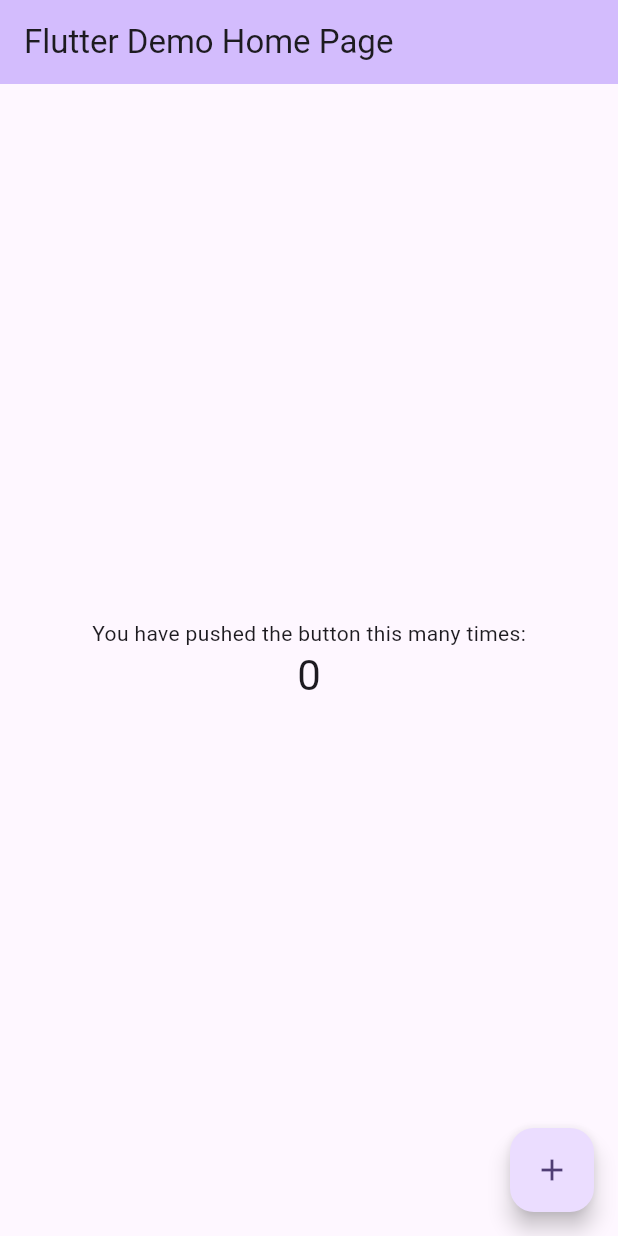
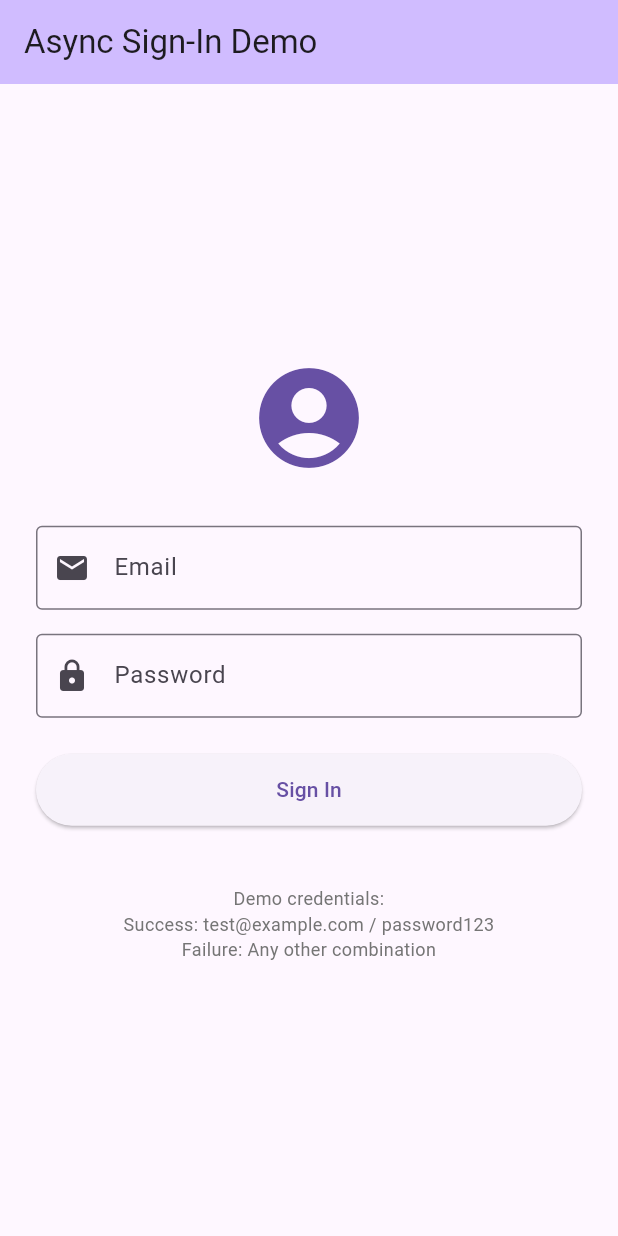
Before and after one commit to acto-acto/sign_in_app, a Flutter app: the screen it shows after launch, on a phone screen of 412 x 824 dp. Run offline on Flutter 3.47's test engine with Material 3 defaults, Android fonts, the phone set to English and light mode, and no system bars.

Commit message:
Implement sign-in functionality with user authentication and status messaging

```diff
--- a/lib/main.dart
+++ b/lib/main.dart
@@ -1,122 +1,17 @@
 import 'package:flutter/material.dart';
+import 'screens/sign_in_screen.dart';
 
 void main() {
-  runApp(const MyApp());
+  runApp(MyApp());
 }
 
 class MyApp extends StatelessWidget {
-  const MyApp({super.key});
-
-  // This widget is the root of your application.
   @override
   Widget build(BuildContext context) {
     return MaterialApp(
-      title: 'Flutter Demo',
-      theme: ThemeData(
-        // This is the theme of your application.
-        //
-        // TRY THIS: Try running your application with "flutter run". You'll see
-        // the application has a purple toolbar. Then, without quitting the app,
-        // try changing the seedColor in the colorScheme below to Colors.green
-        // and then invoke "hot reload" (save your changes or press the "hot
-        // reload" button in a Flutter-supported IDE, or press "r" if you used
-        // the command line to start the app).
-        //
-        // Notice that the counter didn't reset back to zero; the application
-        // state is not lost during the reload. To reset the state, use hot
-        // restart instead.
-        //
-        // This works for code too, not just values: Most code changes can be
-        // tested with just a hot reload.
-        colorScheme: ColorScheme.fromSeed(seedColor: Colors.deepPurple),
-      ),
-      home: const MyHomePage(title: 'Flutter Demo Home Page'),
+      title: 'Async Sign-In Demo',
+      theme: ThemeData(primarySwatch: Colors.blue, useMaterial3: true),
+      home: SignInScreen(),
     );
   }
 }
-
-class MyHomePage extends StatefulWidget {
-  const MyHomePage({super.key, required this.title});
-
-  // This widget is the home page of your application. It is stateful, meaning
-  // that it has a State object (defined below) that contains fields that affect
-  // how it looks.
-
-  // This class is the configuration for the state. It holds the values (in this
-  // case the title) provided by the parent (in this case the App widget) and
-  // used by the build method of the State. Fields in a Widget subclass are
-  // always marked "final".
-
-  final String title;
-
-  @override
-  State<MyHomePage> createState() => _MyHomePageState();
-}
-
-class _MyHomePageState extends State<MyHomePage> {
-  int _counter = 0;
-
-  void _incrementCounter() {
-    setState(() {
-      // This call to setState tells the Flutter framework that something has
-      // changed in this State, which causes it to rerun the build method below
-      // so that the display can reflect the updated values. If we changed
-      // _counter without calling setState(), then the build method would not be
-      // called again, and so nothing would appear to happen.
-      _counter++;
-    });
-  }
-
-  @override
-  Widget build(BuildContext context) {
-    // This method is rerun every time setState is called, for instance as done
-    // by the _incrementCounter method above.
-    //
-    // The Flutter framework has been optimized to make rerunning build methods
-    // fast, so that you can just rebuild anything that needs updating rather
-    // than having to individually change instances of widgets.
-    return Scaffold(
-      appBar: AppBar(
-        // TRY THIS: Try changing the color here to a specific color (to
-        // Colors.amber, perhaps?) and trigger a hot reload to see the AppBar
-        // change color while the other colors stay the same.
-        backgroundColor: Theme.of(context).colorScheme.inversePrimary,
-        // Here we take the value from the MyHomePage object that was created by
-        // the App.build method, and use it to set our appbar title.
-        title: Text(widget.title),
-      ),
-      body: Center(
-        // Center is a layout widget. It takes a single child and positions it
-        // in the middle of the parent.
-        child: Column(
-          // Column is also a layout widget. It takes a list of children and
-          // arranges them vertically. By default, it sizes itself to fit its
-          // children horizontally, and tries to be as tall as its parent.
-          //
-          // Column has various properties to control how it sizes itself and
-          // how it positions its children. Here we use mainAxisAlignment to
-          // center the children vertically; the main axis here is the vertical
-          // axis because Columns are vertical (the cross axis would be
-          // horizontal).
-          //
-          // TRY THIS: Invoke "debug painting" (choose the "Toggle Debug Paint"
-          // action in the IDE, or press "p" in the console), to see the
-          // wireframe for each widget.
-          mainAxisAlignment: MainAxisAlignment.center,
-          children: <Widget>[
-            const Text('You have pushed the button this many times:'),
-            Text(
-              '$_counter',
-              style: Theme.of(context).textTheme.headlineMedium,
-            ),
-          ],
-        ),
-      ),
-      floatingActionButton: FloatingActionButton(
-        onPressed: _incrementCounter,
-        tooltip: 'Increment',
-        child: const Icon(Icons.add),
-      ), // This trailing comma makes auto-formatting nicer for build methods.
-    );
-  }
-}
--- /dev/null
+++ b/lib/models/auth_result.dart
@@ -0,0 +1,22 @@
+import 'user.dart';
+
+class AuthResult {
+  final bool isSuccess;
+  final User? user;
+  final String? errorMessage;
+
+  AuthResult._({required this.isSuccess, this.user, this.errorMessage});
+
+  factory AuthResult.success(User user) {
+    return AuthResult._(isSuccess: true, user: user);
+  }
+
+  factory AuthResult.failure(String errorMessage) {
+    return AuthResult._(isSuccess: false, errorMessage: errorMessage);
+  }
+
+  @override
+  String toString() {
+    return 'AuthResult{isSuccess: $isSuccess, user: $user, errorMessage: $errorMessage}';
+  }
+}
--- /dev/null
+++ b/lib/models/user.dart
@@ -0,0 +1,12 @@
+class User {
+  final String id;
+  final String name;
+  final String email;
+
+  User({required this.id, required this.name, required this.email});
+
+  @override
+  String toString() {
+    return 'User{id: $id, name: $name, email: $email}';
+  }
+}
--- /dev/null
+++ b/lib/screens/sign_in_screen.dart
@@ -0,0 +1,96 @@
+import 'package:flutter/material.dart';
+import '../services/auth_service.dart';
+import '../widgets/sign_in_form.dart';
+import '../widgets/status_message.dart';
+
+class SignInScreen extends StatefulWidget {
+  @override
+  _SignInScreenState createState() => _SignInScreenState();
+}
+
+class _SignInScreenState extends State<SignInScreen> {
+  final AuthService _authService = AuthService();
+
+  bool _isLoading = false;
+  String _statusMessage = '';
+  Color _statusColor = Colors.black;
+
+  Future<void> _handleSignIn(String email, String password) async {
+    if (email.trim().isEmpty || password.trim().isEmpty) {
+      _updateStatus('Please fill in all fields', Colors.red);
+      return;
+    }
+
+    setState(() {
+      _isLoading = true;
+      _statusMessage = 'Signing in...';
+      _statusColor = Colors.blue;
+    });
+
+    try {
+      final result = await _authService.signIn(email.trim(), password.trim());
+
+      if (result.isSuccess) {
+        _updateStatus(
+          'Sign-in successful! Welcome, ${result.user?.name}',
+          Colors.green,
+        );
+        await _authService.handlePostSignInOperations();
+      } else {
+        _updateStatus('Sign-in failed: ${result.errorMessage}', Colors.red);
+      }
+    } catch (e) {
+      _updateStatus('Unexpected error: ${e.toString()}', Colors.red);
+    } finally {
+      setState(() {
+        _isLoading = false;
+      });
+    }
+  }
+
+  void _updateStatus(String message, Color color) {
+    setState(() {
+      _statusMessage = message;
+      _statusColor = color;
+    });
+  }
+
+  @override
+  Widget build(BuildContext context) {
+    return Scaffold(
+      appBar: AppBar(
+        title: Text('Async Sign-In Demo'),
+        backgroundColor: Theme.of(context).colorScheme.inversePrimary,
+      ),
+      body: Padding(
+        padding: const EdgeInsets.all(24.0),
+        child: Column(
+          mainAxisAlignment: MainAxisAlignment.center,
+          children: [
+            Icon(
+              Icons.account_circle,
+              size: 80,
+              color: Theme.of(context).primaryColor,
+            ),
+            SizedBox(height: 32),
+
+            SignInForm(onSignIn: _handleSignIn, isLoading: _isLoading),
+
+            SizedBox(height: 16),
+
+            StatusMessage(message: _statusMessage, color: _statusColor),
+
+            SizedBox(height: 24),
+            Text(
+              'Demo credentials:\n'
+              'Success: test@example.com / password123\n'
+              'Failure: Any other combination',
+              style: TextStyle(color: Colors.grey[600], fontSize: 12),
+              textAlign: TextAlign.center,
+            ),
+          ],
+        ),
+      ),
+    );
+  }
+}
--- /dev/null
+++ b/lib/services/auth_service.dart
@@ -0,0 +1,44 @@
+import 'dart:async';
+import '../models/user.dart';
+import '../models/auth_result.dart';
+import '../utils/exceptions.dart';
+
+class AuthService {
+  Future<AuthResult> signIn(String email, String password) async {
+    // Simulate network delay
+    await Future.delayed(Duration(seconds: 3));
+
+    try {
+      if (email == 'test@example.com' && password == 'password123') {
+        return AuthResult.success(
+          User(id: '123', name: 'John Doe', email: email),
+        );
+      } else if (email == 'network@error.com') {
+        throw NetworkException('Network connection failed');
+      } else {
+        return AuthResult.failure('Invalid email or password');
+      }
+    } catch (e) {
+      if (e is NetworkException) {
+        rethrow;
+      }
+      return AuthResult.failure('An unexpected error occurred');
+    }
+  }
+
+  Future<void> handlePostSignInOperations() async {
+    final Completer<String> completer = Completer<String>();
+
+    // Simulate some post-sign-in operations
+    Timer(Duration(seconds: 1), () {
+      completer.complete('User preferences loaded');
+    });
+
+    try {
+      final result = await completer.future;
+      print('Post sign-in operation completed: $result');
+    } catch (e) {
+      print('Post sign-in operation failed: $e');
+    }
+  }
+}
--- /dev/null
+++ b/lib/utils/exceptions.dart
@@ -0,0 +1,17 @@
+class NetworkException implements Exception {
+  final String message;
+
+  NetworkException(this.message);
+
+  @override
+  String toString() => 'NetworkException: $message';
+}
+
+class AuthenticationException implements Exception {
+  final String message;
+
+  AuthenticationException(this.message);
+
+  @override
+  String toString() => 'AuthenticationException: $message';
+}
--- /dev/null
+++ b/lib/widgets/sign_in_form.dart
@@ -0,0 +1,86 @@
+import 'package:flutter/material.dart';
+
+class SignInForm extends StatefulWidget {
+  final Function(String email, String password) onSignIn;
+  final bool isLoading;
+
+  const SignInForm({Key? key, required this.onSignIn, required this.isLoading})
+    : super(key: key);
+
+  @override
+  _SignInFormState createState() => _SignInFormState();
+}
+
+class _SignInFormState extends State<SignInForm> {
+  final TextEditingController _emailController = TextEditingController();
+  final TextEditingController _passwordController = TextEditingController();
+
+  @override
+  void dispose() {
+    _emailController.dispose();
+    _passwordController.dispose();
+    super.dispose();
+  }
+
+  void _handleSubmit() {
+    widget.onSignIn(_emailController.text, _passwordController.text);
+  }
+
+  @override
+  Widget build(BuildContext context) {
+    return Column(
+      children: [
+        TextField(
+          controller: _emailController,
+          decoration: InputDecoration(
+            labelText: 'Email',
+            border: OutlineInputBorder(),
+            prefixIcon: Icon(Icons.email),
+          ),
+          keyboardType: TextInputType.emailAddress,
+          enabled: !widget.isLoading,
+        ),
+        SizedBox(height: 16),
+
+        TextField(
+          controller: _passwordController,
+          decoration: InputDecoration(
+            labelText: 'Password',
+            border: OutlineInputBorder(),
+            prefixIcon: Icon(Icons.lock),
+          ),
+          obscureText: true,
+          enabled: !widget.isLoading,
+        ),
+        SizedBox(height: 24),
+
+        SizedBox(
+          width: double.infinity,
+          height: 48,
+          child: ElevatedButton(
+            onPressed: widget.isLoading ? null : _handleSubmit,
+            child: widget.isLoading
+                ? Row(
+                    mainAxisAlignment: MainAxisAlignment.center,
+                    children: [
+                      SizedBox(
+                        width: 20,
+                        height: 20,
+                        child: CircularProgressIndicator(
+                          strokeWidth: 2,
+                          valueColor: AlwaysStoppedAnimation<Color>(
+                            Colors.white,
+                          ),
+                        ),
+                      ),
+                      SizedBox(width: 12),
+                      Text('Signing In...'),
+                    ],
+                  )
+                : Text('Sign In'),
+          ),
+        ),
+      ],
+    );
+  }
+}
```
Also changed, not shown: lib/widgets/status_message.dart (added, +30 -0 lines).
